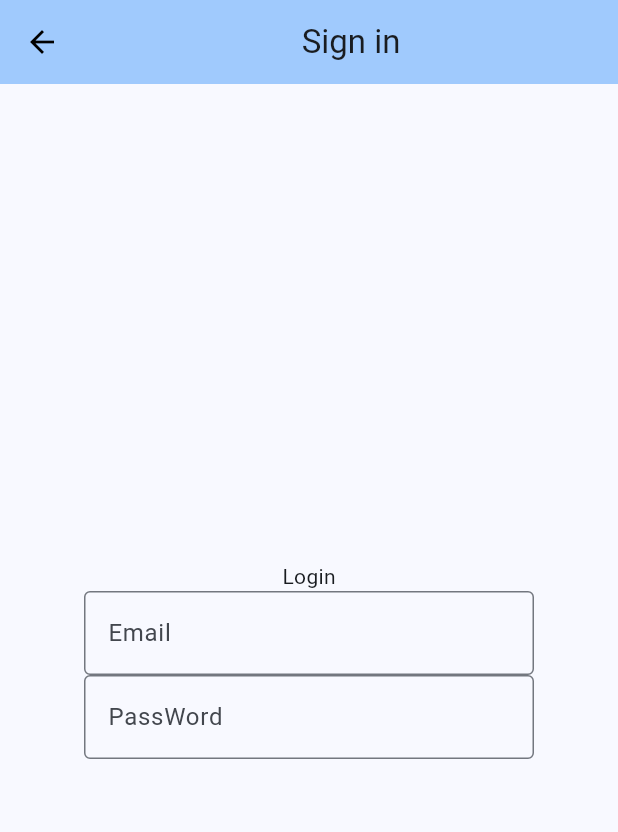
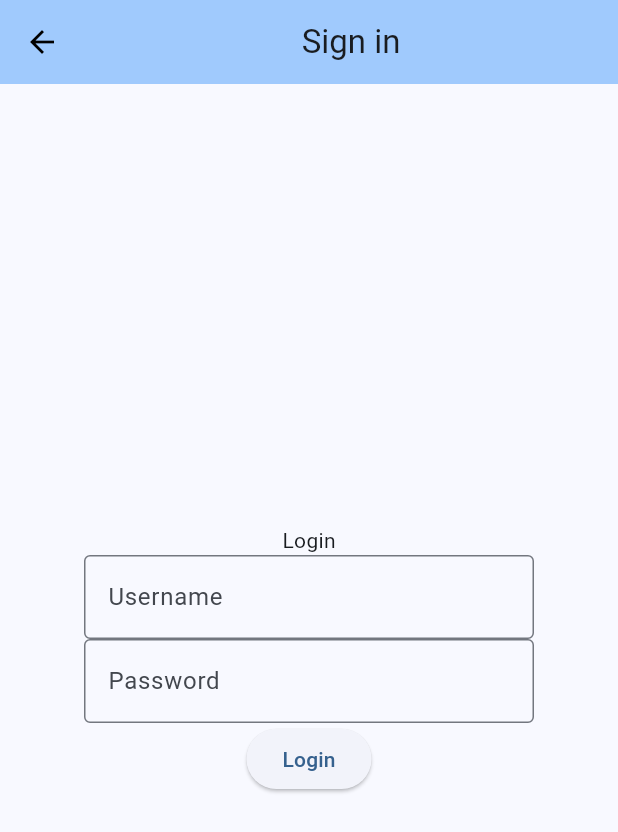
Before and after one commit to Flutter-Hiring-Platform/Flutter-Hiring-Platform, a Flutter app: the screen it shows after launch, after a tap on "Signin", on a phone screen of 412 x 824 dp. Shown: the top 832 px of the screen. Run offline on Flutter 3.47's test engine with Material 3 defaults, Android fonts, the phone set to English and light mode, and no system bars; network calls fail.

Commit message:
login works

```diff
--- a/lib/login.widget.dart
+++ b/lib/login.widget.dart
@@ -1,6 +1,7 @@
 import 'package:flutter/cupertino.dart';
 import 'package:flutter/material.dart';
-
+import "user_login.dart";
+import "user.dart";
 class LoginWidget extends StatefulWidget {
   const LoginWidget({super.key, required this.title});
 
@@ -11,6 +12,9 @@ class LoginWidget extends StatefulWidget {
 }
 
 class _LoginWidgetState extends State<LoginWidget> {
+    TextEditingController usernameController = TextEditingController();
+    TextEditingController passwordController = TextEditingController();
+    Future<User>? _futureUser;
   @override
   Widget build(BuildContext context) {
     return Scaffold(
@@ -36,21 +40,32 @@ class _LoginWidgetState extends State<LoginWidget> {
                   mainAxisAlignment: MainAxisAlignment.center,
                   children: <Widget>[
                     TextField(
+                      controller: usernameController,
                         decoration: const InputDecoration(
                           border: OutlineInputBorder(),
-                          labelText: 'Email',
+                          labelText: 'Username',
                         ),
                         onChanged: (str) {
                           print("$str");
                         }),
+
                     TextField(
+                      controller: passwordController,
                         decoration: const InputDecoration(
                           border: OutlineInputBorder(),
-                          labelText: 'PassWord',
+                          labelText: 'Password',
                         ),
                         onChanged: (str) {
                           print("$str");
                         }),
+                    ElevatedButton(
+                      onPressed: () {
+                        setState(() {
+                          _futureUser = userLogin(usernameController.text, passwordController.text);
+                        });
+                      },
+                      child: const Text('Login'),
+                    ),
 
                   ]),
             )
--- /dev/null
+++ b/lib/user_login.dart
@@ -0,0 +1,24 @@
+import 'package:flutter/material.dart';
+import 'package:http/http.dart' as http;
+import 'dart:convert';
+import 'user.dart';
+
+Future<User> userLogin(String username, String password) async {
+  final response = await http.get(
+    Uri.parse('http://localhost:3000/username/$username'),
+  );
+  if (response.statusCode == 201) {
+    final name = jsonDecode(response.body)['username'];
+    final pwd = jsonDecode(response.body)['password'];
+    if(name == username && password == pwd){
+      print("login success");
+    } else {
+      print("login fail");
+    }
+
+    return User.fromJson(jsonDecode(response.body) as Map<String, dynamic>);
+  } else {
+    throw Exception('Failed to create user.');
+  }
+}
+// }
```
Also changed, not shown: lib/personalData.dart (added, +12 -0 lines), lib/personalData.widget.dart (added, +64 -0 lines), 1 other file.
